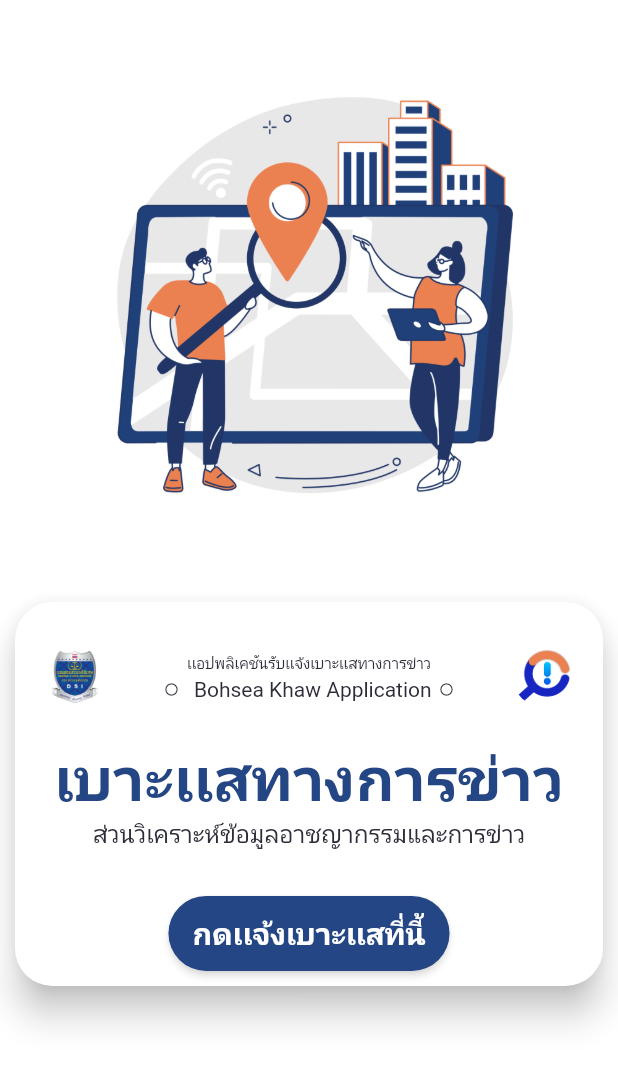
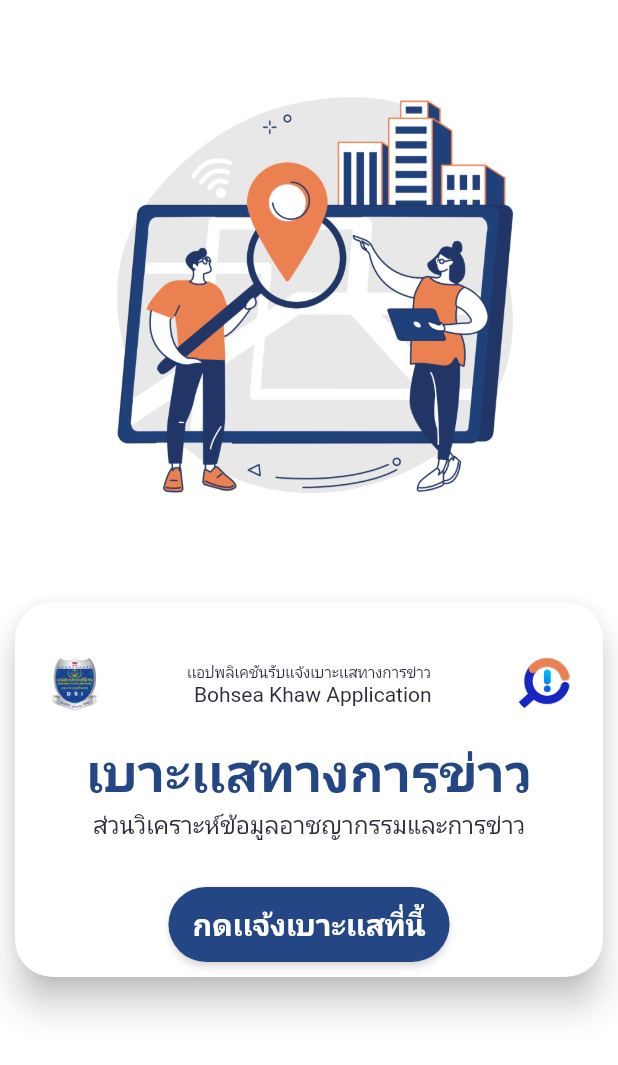
Before and after one commit to SomsakST/NewsCluesApp, a Flutter app: the Welclues screen opened directly, on a phone screen of 412 x 824 dp. Shown: the top 1065 px of the screen. Run offline on Flutter 3.47's test engine with Material 2 defaults, Android fonts, the phone set to English and light mode, and no system bars; our stand-ins replace awesome_dialog, cloud_firestore, firebase_auth, firebase_core, fluttertoast, geolocator and 3 more; missing offline and left inert: circular_bottom_navigation; accounts and stored records are empty; Roboto replaces fonts that are missing (Prompt); statements that could not run were skipped.

Commit message:
update V.NewApp  27/02/66

```diff
--- a/lib/screen/Welclues.dart
+++ b/lib/screen/Welclues.dart
@@ -24,6 +24,7 @@ class _WelcluesState extends State<Welclues> {
         backgroundColor: MyColors.nWhite,
       body: SingleChildScrollView(
         child: Container(
+          width: double.infinity,
           // decoration: const BoxDecoration(
           //     image: DecorationImage(
           //   image: AssetImage('images/Newclues.7.png'),
@@ -31,18 +32,18 @@ class _WelcluesState extends State<Welclues> {
           // )),
           child: Column(
             children: [
-             SizedBox(
+             const SizedBox(
                 height: 60,
               ),
               Image.asset(
                 "images/1.2.png",
                 scale: 4,
-              ), SizedBox(
+              ), const SizedBox(
                 height: 40,
               ),
               Card(
                 color: MyColors.nWhite,
-                margin: EdgeInsets.all(10),
+                margin: const EdgeInsets.all(10),
                 elevation: 10.0,
                 shape: RoundedRectangleBorder(
                     borderRadius: BorderRadius.circular(25.0)),
@@ -53,6 +54,7 @@ class _WelcluesState extends State<Welclues> {
                     children: [
                       Row(
                         children: [
+                          SizedBox(height: 50,),
                           Container(
                             width: 40,
                             child: ClipRRect(
@@ -74,15 +76,15 @@ class _WelcluesState extends State<Welclues> {
                                     color: MyColors.blackText,
                                     fontSize: MyFontSize.small2),
                               ),
-                              const SizedBox(height: 3),
+                              // const SizedBox(height: 3),
                               Row(
                                 mainAxisAlignment: MainAxisAlignment.center,
                                 children: [
-                                  Icon(
-                                    Icons.circle_outlined,
-                                    size: 10,
-                                    color: MyColors.blackText,
-                                  ),
+                                  // Icon(
+                                  //   Icons.circle_outlined,
+                                  //   size: 10,
+                                  //   color: MyColors.blackText,
+                                  // ),
                                   const SizedBox(
                                     width: 10,
                                   ),
@@ -95,11 +97,11 @@ class _WelcluesState extends State<Welclues> {
                                   const SizedBox(
                                     width: 5,
                                   ),
-                                  Icon(
-                                    Icons.circle_outlined,
-                                    size: 10,
-                                    color: MyColors.blackText,
-                                  ),
+                                  // Icon(
+                                  //   Icons.circle_outlined,
+                                  //   size: 10,
+                                  //   color: MyColors.blackText,
+                                  // ),
                                 ],
                               ),
                             ],
@@ -119,14 +121,14 @@ class _WelcluesState extends State<Welclues> {
                         ],
                       ),
                       const SizedBox(
-                        height: 20,
+                        height:10,
                       ),
-                      Text(
+                      const Text(
                         "เบาะเเสทางการข่าว",
                         textAlign: TextAlign.center,
                         style: TextStyle(
                             color: MyColors.nBlue,
-                            fontSize: 40,
+                            fontSize: 35,
                             fontWeight: FontWeight.bold),
                       ),
                       Text(
@@ -137,21 +139,13 @@ class _WelcluesState extends State<Welclues> {
                           fontSize: MyFontSize.medium2,
                         ),
                       ),
-                      const SizedBox(height: 20),
-                      const SizedBox(height: 10), welcomebutton(context),
+                      const SizedBox(height: 30),
+                     welcomebutton(context),
                     ],
                   ),
                 ),
               ),
-              SizedBox(
-                height: 20,
-              ),
 
-
-
-              SizedBox(
-                height: 20,
-              ),
             ],
           ),
         ),
--- a/lib/screen/barcommunicate1.dart
+++ b/lib/screen/barcommunicate1.dart
@@ -37,7 +37,8 @@ class _barcommunicateState extends State<barcommunicate> {
                     unselectedLabelColor: Colors.black,
                     tabs: const [
                       Tab(
-                        text: 'กรมสอบสวนคดีพิเศษ',
+                        text: '',
+                        // text: 'กรมสอบสวนคดีพิเศษ',
                       ),
 
                     ],
--- a/lib/screen/onboarding1.dart
+++ b/lib/screen/onboarding1.dart
@@ -52,14 +52,14 @@ class _OnboardingScreen1State extends State<OnboardingScreen1> {
             ],
           ),
           Positioned(
-            bottom: 20,
+            bottom: 30,
             left: 20,
             child: Row(
               children: _buildIndicator(),
             ),
           ),
            Positioned(
-            bottom: 0.5,
+            bottom:15,
             right: 20,
             child: Container(
               // ignore: sort_child_properties_last
@@ -142,7 +142,7 @@ class createPage extends StatelessWidget {
           SizedBox(
             // height: 670,
             // width: 380,
-            height: 600,
+            height: 700,
             width: 500,
             child: Image.asset(image),
           ),
```
Also changed, not shown: lib/BottomBar/BARHOME.dart (+14 -15 lines), lib/insert.dart/FormclursStepper.dart (+62 -25 lines), lib/screen/DATAcommunicate.dart (+14 -13 lines), lib/screen/contact.dart (+5 -5 lines), lib/screen/onboarding2.dart (+5 -5 lines), 5 other files.
